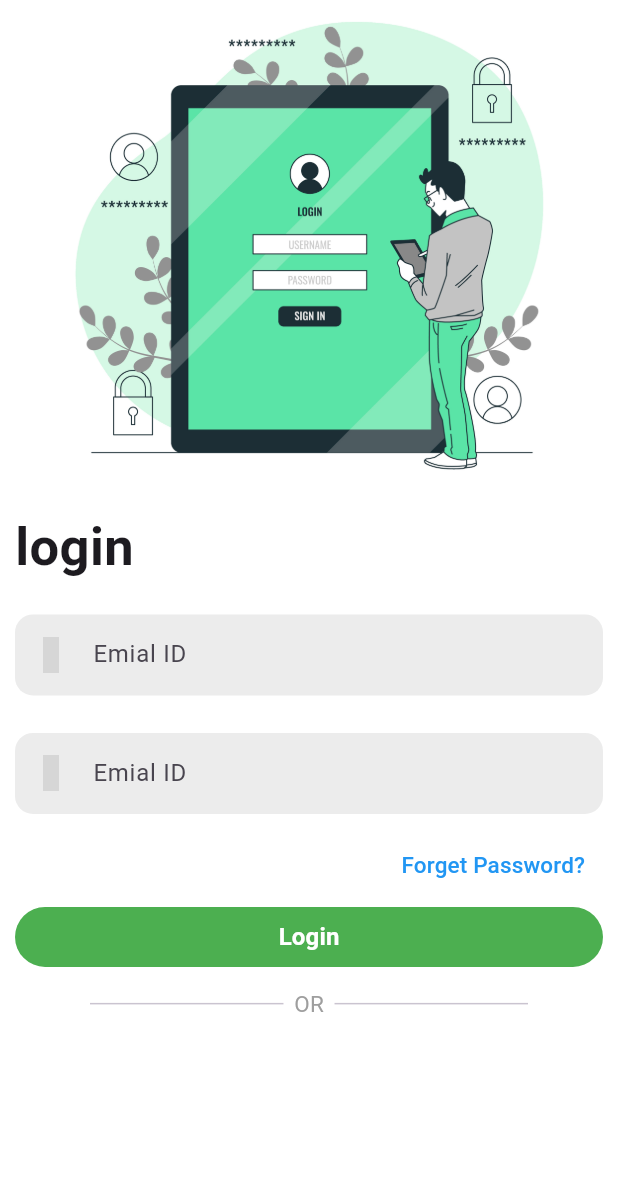
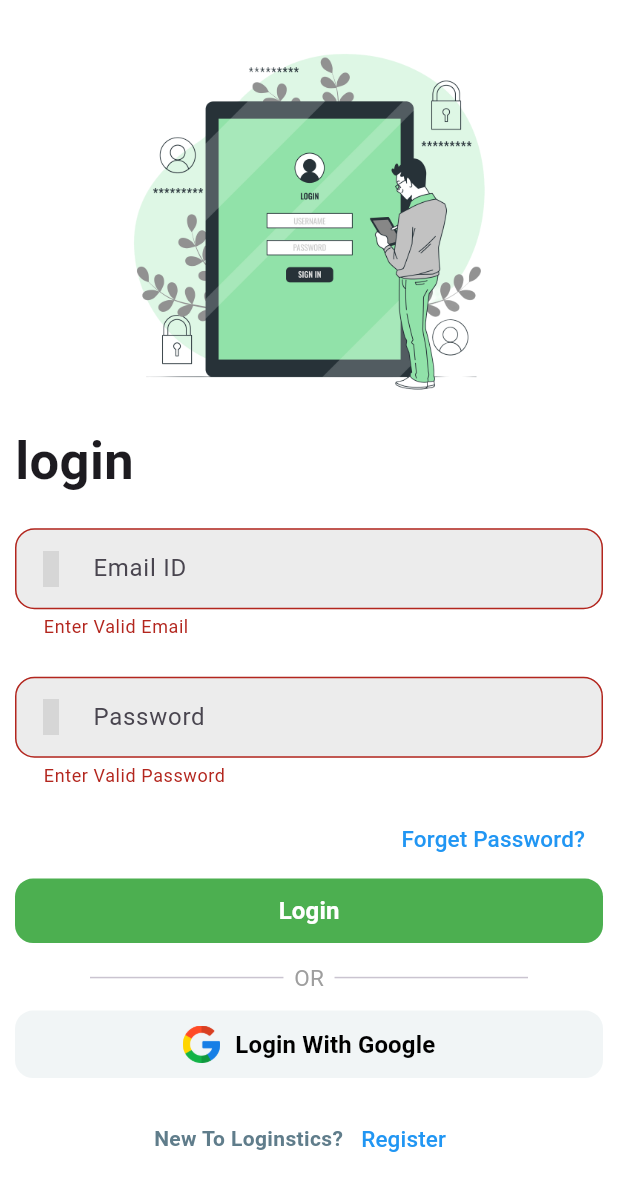
Before and after one commit to mohandalnjjar/MyStore, a Flutter app: the screen it shows after launch, after a tap on "Login", on a phone screen of 412 x 824 dp. Shown: the top 1191 px of the screen. Run offline on Flutter 3.47's test engine with Material 3 defaults, Android fonts, the light colour scheme and no system bars; our stand-ins replace cached_network_image, card_swiper, fancy_shimmer_image, font_awesome_flutter, go_router, iconly and 2 more; missing offline and left inert: dynamic_height_grid_view; grey boxes are pictures that could not be loaded.

Commit message:
validate user input & create custom password ,email validator methods

```diff
--- a/lib/core/utils/app_assets.dart
+++ b/lib/core/utils/app_assets.dart
@@ -26,5 +26,7 @@ abstract class AppAssets {
 
   static String logOut = 'assets/images/logout.png';
 
-  static String login = 'assets/authorization/login.jpg';
+  static String login = 'assets/authorization/login.png';
+
+  static String google = 'assets/images/google.png';
 }
--- a/lib/core/utils/constance.dart
+++ b/lib/core/utils/constance.dart
@@ -18,8 +18,6 @@ const String kloginRouter = '/';
 
 const String kHomeRouter = '/kHomeRouter';
 
-
-
 const String kProductDeatialRouter = '/kProductViewRouter';
 
 const String kWishListViewRouter = '/kWishListViewRouter';
--- /dev/null
+++ b/lib/core/utils/validators.dart
@@ -0,0 +1,23 @@
+abstract class Validators {
+  //email validator
+  static String? emailValidator(String? value) {
+    if (RegExp(
+            r'^(([^<>()[\]\\.,;:\s@\"]+(\.[^<>()[\]\\.,;:\s@\"]+)*)|(\".+\"))@((\[[0-9]{1,3}\.[0-9]{1,3}\.[0-9]{1,3}\.[0-9]{1,3}\])|(([a-zA-Z\-0-9]+\.)+[a-zA-Z]{2,}))$')
+        .hasMatch(value!)) {
+      return null;
+    } else {
+      return "Enter Valid Email";
+    }
+  }
+
+  //Password validator
+
+  static String? passwordValidator(String? value) {
+    if (RegExp(r'^(?=.*?[A-Z])(?=.*?[a-z])(?=.*?[0-9])(?=.*?[!@#\$&*~]).{8,}$')
+        .hasMatch(value!)) {
+      return null;
+    } else {
+      return "Enter Valid Password";
+    }
+  }
+}
--- a/lib/core/utils/widgets/app_styles.dart
+++ b/lib/core/utils/widgets/app_styles.dart
@@ -52,11 +52,21 @@ abstract class AppStyles {
     overflow: TextOverflow.ellipsis,
   );
 
-  static const TextStyle styleSemiGreen17 =
-      TextStyle(color: Colors.green, fontWeight: FontWeight.w800, fontSize: 17);
+  static const TextStyle styleSemiGreen17 = TextStyle(
+    color: Colors.green,
+    fontWeight: FontWeight.w800,
+    fontSize: 17,
+  );
 
   static const TextStyle styleSemiBold15 = TextStyle(
-      fontWeight: FontWeight.w600,
-      fontSize: 15,
-      overflow: TextOverflow.ellipsis);
+    fontWeight: FontWeight.w600,
+    fontSize: 15,
+    overflow: TextOverflow.ellipsis,
+  );
+  static const TextStyle styleSemiBold14grey = TextStyle(
+    fontWeight: FontWeight.w600,
+    fontSize: 14,
+    color: Colors.blueGrey,
+    overflow: TextOverflow.ellipsis,
+  );
 }
--- a/lib/core/utils/widgets/custom_text_form_field.dart
+++ b/lib/core/utils/widgets/custom_text_form_field.dart
@@ -1,18 +1,30 @@
 import 'package:flutter/material.dart';
-import 'package:iconly/iconly.dart';
 
 class CustomTextFromField extends StatelessWidget {
   const CustomTextFromField({
     super.key,
+    required this.hint,
+    required this.icon,
+    this.keyBordType,
+    this.onSaved,
+    this.validator,
   });
 
+  final String hint;
+  final Widget icon;
+  final TextInputType? keyBordType;
+  final void Function(String?)? onSaved;
+  final String? Function(String?)? validator;
   @override
   Widget build(BuildContext context) {
     return TextFormField(
+      keyboardType: keyBordType,
+      onSaved: onSaved,
+      validator: validator,
       decoration: InputDecoration(
         filled: true,
-        prefixIcon: const Icon(IconlyLight.message),
-        hintText: 'Emial ID',
+        prefixIcon: icon,
+        hintText: hint,
         enabledBorder: OutlineInputBorder(
           borderRadius: BorderRadius.circular(12),
           borderSide: const BorderSide(
--- /dev/null
+++ b/lib/features/authorization/presentation/widgets/login_form.dart
@@ -0,0 +1,108 @@
+import 'package:flutter/material.dart';
+import 'package:iconly/iconly.dart';
+import 'package:shop/core/utils/validators.dart';
+import 'package:shop/core/utils/widgets/app_styles.dart';
+import 'package:shop/core/utils/widgets/custom_text_form_field.dart';
+
+class LoginForm extends StatefulWidget {
+  const LoginForm({
+    super.key,
+  });
+
+  @override
+  State<LoginForm> createState() => _LoginFormState();
+}
+
+class _LoginFormState extends State<LoginForm> {
+  late TextEditingController _emialControler;
+  late final TextEditingController _passwordControler;
+  late final FocusNode _textFocusdNode;
+  final GlobalKey<FormState> formKey = GlobalKey();
+  AutovalidateMode autovalidate = AutovalidateMode.disabled;
+  @override
+  void initState() {
+    _emialControler = TextEditingController();
+    _passwordControler = TextEditingController();
+    _textFocusdNode = FocusNode();
+    super.initState();
+  }
+
+  @override
+  void dispose() {
+    _emialControler.dispose();
+    _passwordControler.dispose();
+    _textFocusdNode.dispose();
+
+    super.dispose();
+  }
+
+  String? email, pasword;
+  @override
+  Widget build(BuildContext context) {
+    return Form(
+      key: formKey,
+      autovalidateMode: autovalidate,
+      child: Column(
+        crossAxisAlignment: CrossAxisAlignment.stretch,
+        children: [
+          CustomTextFromField(
+            onSaved: (value) {
+              email = value;
+            },
+            validator: (value) {
+              return Validators.emailValidator(value);
+            },
+            hint: 'Email ID',
+            icon: const Icon(
+              IconlyLight.message,
+            ),
+            keyBordType: TextInputType.emailAddress,
+          ),
+          const SizedBox(
+            height: 25,
+          ),
+          CustomTextFromField(
+            onSaved: (value) {
+              pasword = value;
+            },
+            validator: (value) {
+              return Validators.passwordValidator(value);
+            },
+            keyBordType: TextInputType.visiblePassword,
+            hint: 'Password',
+            icon: const Icon(
+              IconlyLight.lock,
+            ),
+          ),
+          const SizedBox(
+            height: 10,
+          ),
+          Align(
+            alignment: Alignment.bottomRight,
+            child: TextButton(
+              onPressed: () {},
+              child: Text(
+                'Forget Password?',
+                style: AppStyles.styleReqular15.copyWith(color: Colors.blue),
+              ),
+            ),
+          ),
+          ElevatedButton(
+            onPressed: () {
+              if (formKey.currentState!.validate()) {
+                formKey.currentState!.save();
+              } else {
+                autovalidate = AutovalidateMode.always;
+                setState(() {});
+              }
+            },
+            child: Text(
+              'Login',
+              style: AppStyles.styleSemiBold18.copyWith(fontSize: 16),
+            ),
+          ),
+        ],
+      ),
+    );
+  }
+}
--- a/lib/features/authorization/presentation/widgets/login_view_body.dart
+++ b/lib/features/authorization/presentation/widgets/login_view_body.dart
@@ -1,7 +1,7 @@
 import 'package:flutter/material.dart';
 import 'package:shop/core/utils/app_assets.dart';
 import 'package:shop/core/utils/widgets/app_styles.dart';
-import 'package:shop/core/utils/widgets/custom_text_form_field.dart';
+import 'package:shop/features/authorization/presentation/widgets/login_form.dart';
 
 class LoginViewBody extends StatelessWidget {
   const LoginViewBody({
@@ -12,11 +12,16 @@ class LoginViewBody extends StatelessWidget {
   Widget build(BuildContext context) {
     return Padding(
       padding: const EdgeInsets.symmetric(horizontal: 10),
+      child: SingleChildScrollView(
+        child: Expanded(
           child: Column(
             crossAxisAlignment: CrossAxisAlignment.stretch,
             children: [
+              const SizedBox(
+                height: 25,
+              ),
               SizedBox(
-            height: MediaQuery.sizeOf(context).height * .40,
+                height: MediaQuery.sizeOf(context).height * .30,
                 child: Image.asset(
                   AppAssets.login,
                 ),
@@ -31,36 +36,11 @@ class LoginViewBody extends StatelessWidget {
               const SizedBox(
                 height: 20,
               ),
-          const CustomTextFromField(),
-          const SizedBox(
-            height: 25,
-          ),
-          const CustomTextFromField(),
+              const LoginForm(),
               const SizedBox(
                 height: 10,
               ),
-          Align(
-            alignment: Alignment.bottomRight,
-            child: TextButton(
-              onPressed: () {},
-              child: Text(
-                'Forget Password?',
-                style: AppStyles.styleReqular15.copyWith(color: Colors.blue),
-              ),
-            ),
-          ),
-          ElevatedButton(
-            onPressed: () {},
-            child: Text(
-              'Login',
-              style: AppStyles.styleSemiBold18.copyWith(fontSize: 16),
-            ),
-          ),
-          const SizedBox(
-            height: 10,
-          ),
-          Flexible(
-            child: Padding(
+              Padding(
                 padding: const EdgeInsets.symmetric(horizontal: 50),
                 child: Row(
                   children: [
@@ -73,8 +53,8 @@ class LoginViewBody extends StatelessWidget {
                       padding: const EdgeInsets.symmetric(horizontal: 7),
                       child: Text(
                         'OR',
-                      style:
-                          AppStyles.styleReqular15.copyWith(color: Colors.grey),
+                        style: AppStyles.styleReqular15
+                            .copyWith(color: Colors.grey),
                       ),
                     ),
                     const Expanded(
@@ -85,8 +65,56 @@ class LoginViewBody extends StatelessWidget {
                   ],
                 ),
               ),
+              const SizedBox(
+                height: 10,
+              ),
+              ElevatedButton(
+                style: ElevatedButton.styleFrom(
+                  backgroundColor: const Color(0xffF1F5F6),
+                ),
+                onPressed: () {},
+                child: Row(
+                  mainAxisAlignment: MainAxisAlignment.center,
+                  children: [
+                    Image.asset(
+                      AppAssets.google,
+                      height: 25,
+                    ),
+                    const SizedBox(
+                      width: 10,
+                    ),
+                    Text(
+                      'Login With Google',
+                      style: AppStyles.styleSemiBold18
+                          .copyWith(fontSize: 16, color: Colors.black),
+                    ),
+                  ],
+                ),
+              ),
+              const SizedBox(
+                height: 15,
+              ),
+              Row(
+                mainAxisAlignment: MainAxisAlignment.center,
+                children: [
+                  const Text(
+                    'New To Loginstics?',
+                    style: AppStyles.styleSemiBold14grey,
+                  ),
+                  TextButton(
+                    onPressed: () {},
+                    child: Text(
+                      'Register',
+                      style: AppStyles.styleReqular15.copyWith(
+                        color: Colors.blue,
+                      ),
+                    ),
+                  ),
+                ],
               )
             ],
+          ),
+        ),
       ),
     );
   }
--- a/lib/features/theme_Feature/data/repos/app_theme.dart
+++ b/lib/features/theme_Feature/data/repos/app_theme.dart
@@ -6,14 +6,15 @@ abstract class ThemeRepo {
       {required bool isDarkTheme, required BuildContext context}) {
     return ThemeData(
       elevatedButtonTheme: ElevatedButtonThemeData(
-
-
         style: ElevatedButton.styleFrom(
-
-          backgroundColor: Colors.green,
+          backgroundColor:
+              isDarkTheme ? AppColors.kdarkCardColor : Colors.green,
           elevation: 0,
           foregroundColor: Colors.white,
-
+          padding: const EdgeInsets.all(10),
+          shape: RoundedRectangleBorder(
+            borderRadius: BorderRadius.circular(12),
+          ),
         ),
       ),
       scaffoldBackgroundColor: isDarkTheme
--- a/pubspec.yaml
+++ b/pubspec.yaml
@@ -33,6 +33,7 @@ dependencies:
   card_swiper: ^3.0.1
   cupertino_icons: ^1.0.2
   dynamic_height_grid_view: ^0.0.4
+  email_validator: ^2.1.17
   fancy_shimmer_image: ^2.0.3
   flutter:
     sdk: flutter
```
Also changed, not shown: assets/authorization/login.jpg (deleted), assets/authorization/login.png (added), assets/authorization/login2.jpg (deleted), assets/images/google.png (added), pubspec.lock. Lines whose indentation alone changed are shown as unchanged.
